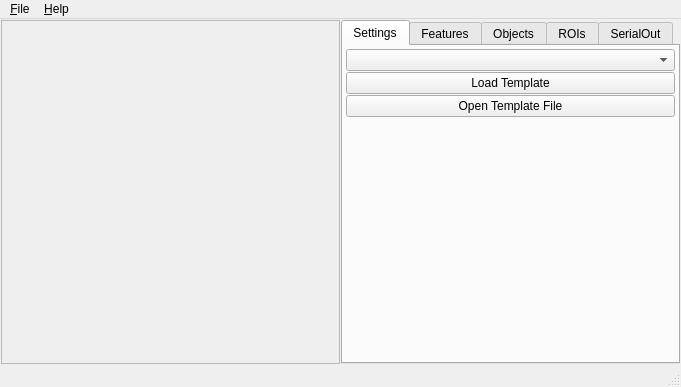
Above: ui/mainUi.ui from wonkoderverstaendige/Spotter before the change. Below: the same form after it.
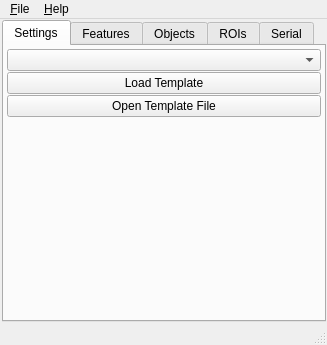
That is the form after the change. Icons and pictures are not drawn.

Commit message:
Some serial communication overhaul
Arduino has basic ability to handshake and report available pins. COM
ports list populated more reliably.

```diff
--- a/ui/mainUi.ui
+++ b/ui/mainUi.ui
@@ -6,8 +6,8 @@
    <rect>
     <x>0</x>
     <y>0</y>
-    <width>681</width>
-    <height>387</height>
+    <width>327</width>
+    <height>345</height>
    </rect>
   </property>
   <property name="sizePolicy">
@@ -72,7 +72,7 @@
          <bool>true</bool>
         </property>
         <property name="sizePolicy">
-         <sizepolicy hsizetype="Minimum" vsizetype="Minimum">
+         <sizepolicy hsizetype="MinimumExpanding" vsizetype="Minimum">
           <horstretch>0</horstretch>
           <verstretch>0</verstretch>
          </sizepolicy>
@@ -97,17 +97,26 @@
           <property name="spacing">
            <number>1</number>
           </property>
-          <item row="0" column="0">
-           <layout class="QGridLayout" name="gridLayout">
-            <item row="0" column="1">
-             <layout class="QHBoxLayout" name="horizontalLayout_3">
-              <item>
+          <item row="1" column="0">
                <layout class="QGridLayout" name="gridLayout_3">
                 <item row="0" column="0">
-                 <widget class="QComboBox" name="combo_templates"/>
+             <widget class="QComboBox" name="combo_templates">
+              <property name="sizePolicy">
+               <sizepolicy hsizetype="MinimumExpanding" vsizetype="Fixed">
+                <horstretch>0</horstretch>
+                <verstretch>0</verstretch>
+               </sizepolicy>
+              </property>
+             </widget>
                 </item>
                 <item row="3" column="0">
                  <widget class="QPushButton" name="btn_template_file">
+              <property name="sizePolicy">
+               <sizepolicy hsizetype="MinimumExpanding" vsizetype="Fixed">
+                <horstretch>0</horstretch>
+                <verstretch>0</verstretch>
+               </sizepolicy>
+              </property>
                   <property name="text">
                    <string>Open Template File</string>
                   </property>
@@ -115,6 +124,12 @@
                 </item>
                 <item row="1" column="0">
                  <widget class="QPushButton" name="btn_load_template">
+              <property name="sizePolicy">
+               <sizepolicy hsizetype="MinimumExpanding" vsizetype="Fixed">
+                <horstretch>0</horstretch>
+                <verstretch>0</verstretch>
+               </sizepolicy>
+              </property>
                   <property name="text">
                    <string>Load Template</string>
                   </property>
@@ -136,10 +151,6 @@
                </layout>
               </item>
              </layout>
-            </item>
-           </layout>
-          </item>
-         </layout>
         </widget>
         <widget class="QWidget" name="widget_features">
          <attribute name="title">
@@ -302,7 +313,7 @@
         </widget>
         <widget class="QWidget" name="widget_serial">
          <attribute name="title">
-          <string>SerialOut</string>
+          <string>Serial</string>
          </attribute>
          <layout class="QVBoxLayout" name="verticalLayout_4">
           <property name="margin">
@@ -328,7 +339,7 @@
     <rect>
      <x>0</x>
      <y>0</y>
-     <width>681</width>
+     <width>327</width>
      <height>21</height>
     </rect>
    </property>
```
Left out of the diff: 7 changed lines with no effect on the pictures. Lines whose indentation alone changed are shown as unchanged. The commit also changes 9 other files.
